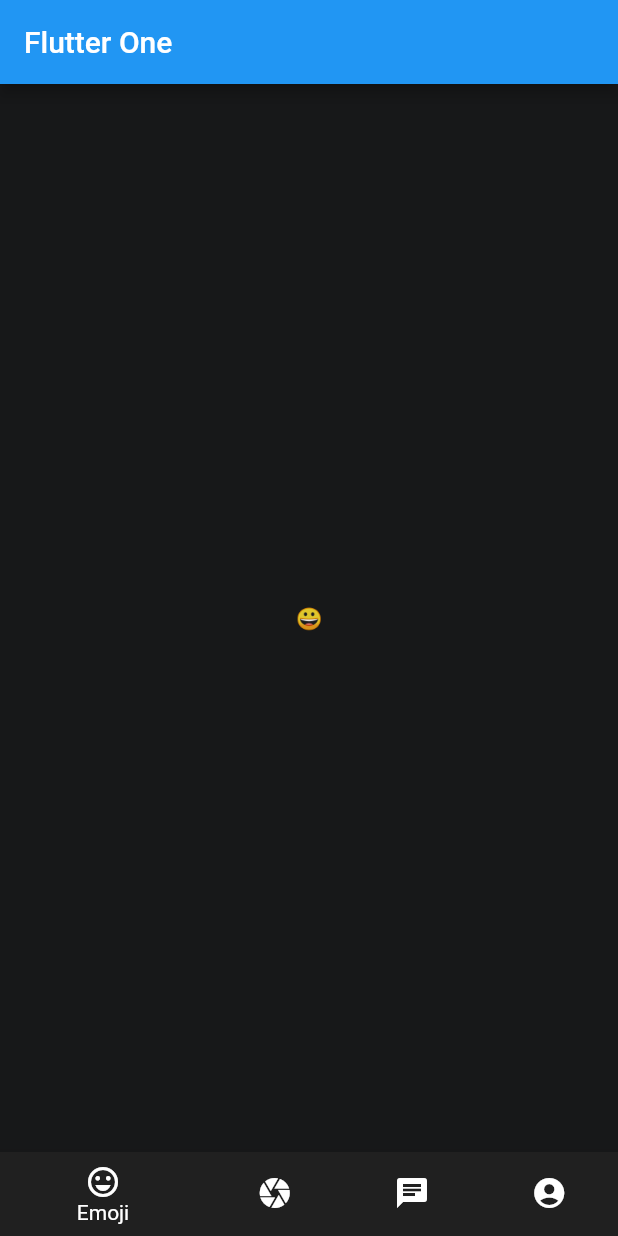
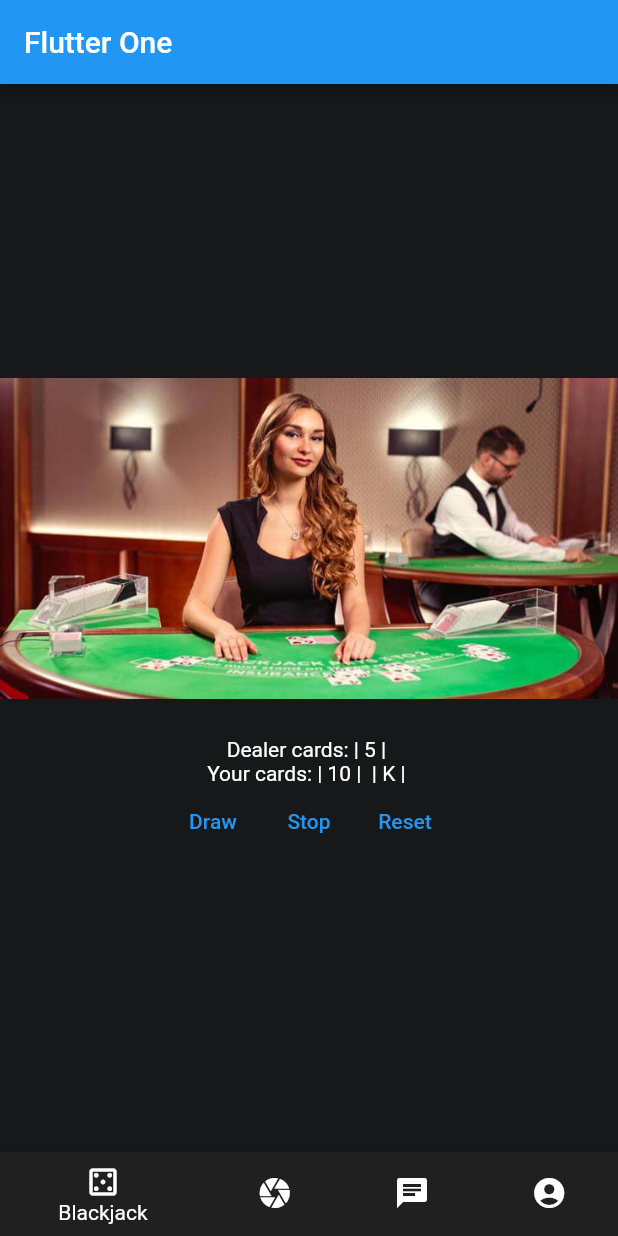
Before and after one commit to paul-dec/FlutterOne, a Flutter app: the screen it shows after launch, on a phone screen of 412 x 824 dp. Run offline on Flutter 3.47's test engine with Material 2 defaults, Android fonts, the phone set to English and light mode, and no system bars; our stand-ins replace audioplayers.

Commit message:
add blackjack game

```diff
--- a/lib/pages/home_page.dart
+++ b/lib/pages/home_page.dart
@@ -1,5 +1,5 @@
 import 'package:flutter/material.dart';
-import 'package:flutter_one/widgets/emoji_dict.dart';
+import 'package:flutter_one/widgets/blackjack.dart';
 import 'package:flutter_one/widgets/louis.widget.dart';
 import 'package:flutter_one/widgets/marius.dart';
 import 'package:flutter_one/widgets/tao.dart';
@@ -15,7 +15,7 @@ class _MyHomePageState extends State<MyHomePage> {
   int _selectedIndex = 0;
 
   static const List<Widget> _pages = <Widget>[
-    MyEmojiDictionary(),
+    MyBlackjack(),
     LouisWidget(),
     MariusWidget(),
     TaoWidget(),
@@ -39,8 +39,8 @@ class _MyHomePageState extends State<MyHomePage> {
       bottomNavigationBar: BottomNavigationBar(
         items: const <BottomNavigationBarItem>[
           BottomNavigationBarItem(
-            icon: Icon(Icons.emoji_emotions_outlined),
-            label: 'Emoji',
+            icon: Icon(Icons.casino_outlined),
+            label: 'Blackjack',
           ),
           BottomNavigationBarItem(
             icon: Icon(Icons.camera),
--- /dev/null
+++ b/lib/widgets/blackjack.dart
@@ -0,0 +1,141 @@
+import 'package:flutter/cupertino.dart';
+import 'package:flutter/material.dart';
+import 'dart:math';
+import 'package:audioplayers/audioplayers.dart';
+
+class MyBlackjack extends StatefulWidget {
+  const MyBlackjack({Key? key}) : super(key: key);
+
+  @override
+  _MyBlackjackState createState() => _MyBlackjackState();
+}
+
+class _MyBlackjackState extends State<MyBlackjack> {
+
+  List<String> cards = ["1", "2", "3", "4", "5", "6", "7", "8", "9", "10", "V", "Q", "K"];
+  List<int> cardsValue = [1, 2, 3, 4, 5, 6, 7, 8, 9, 10, 10, 10, 10];
+
+  String iaCards = "";
+  String myCards = "";
+  String result = "";
+
+  int iaScore = 0;
+  int myScore = 0;
+
+  var rng = Random();
+  static AudioCache player = AudioCache();
+  static const alarmAudioPath = "card_slide.mp3";
+
+  void _initGame() {
+    _drawCard(false);
+    int randomValue = rng.nextInt(13);
+
+    iaScore += cardsValue[randomValue];
+    setState(() {
+      iaCards += " | " + cards[randomValue] + " | ";
+    });
+    _drawCard(false);
+    if ((myCards.contains("K") || myCards.contains("Q") || myCards.contains("V")) && myCards.contains("| 1 |")) {
+      result = "You got a blackjack";
+    }
+  }
+
+  void _drawCard(bool playSound) {
+    if (result != "") {
+      return;
+    }
+
+    if (playSound == true) {
+      player.play(alarmAudioPath);
+    }
+    int randomValue = rng.nextInt(13);
+
+    myScore += cardsValue[randomValue];
+    setState(() {
+      myCards += " | " + cards[randomValue] + " | ";
+    });
+
+    if (myScore > 21) {
+      result = "You lose";
+    }
+  }
+
+  void _stopDraw() {
+    if (result != "") {
+      return;
+    }
+    player.play(alarmAudioPath);
+    while(iaScore < 17 && result == "") {
+      int randomValue = rng.nextInt(13);
+
+      iaScore += cardsValue[randomValue];
+      setState(() {
+        iaCards += " | " + cards[randomValue] + " | ";
+      });
+
+      if (iaScore > 21) {
+        result = "You win";
+        return;
+      }
+    }
+    if (iaScore > myScore) {
+      result = "You lose";
+    }
+    if (iaScore == myScore) {
+      result = "Draw";
+    }
+    if (iaScore < myScore) {
+      result = "You win";
+    }
+  }
+
+  void _resetGame() {
+    myScore = 0;
+    iaScore = 0;
+    setState(() {
+      myCards = "";
+      iaCards = "";
+      result = "";
+    });
+    _initGame();
+  }
+
+  @override
+  void initState() {
+    super.initState();
+    _initGame();
+  }
+
+  @override
+  Widget build(BuildContext context) {
+    return Center(
+      child: Column(
+        mainAxisAlignment: MainAxisAlignment.center,
+        children: [
+          const Image(image: AssetImage("assets/blackjack_girl.jpeg")),
+          const SizedBox(height: 10),
+          Text(result, style: const TextStyle(color: Colors.white),),
+          Text("Dealer cards:" + iaCards, style: const TextStyle(color: Colors.white),),
+          Text("Your cards:" + myCards, style: const TextStyle(color: Colors.white),),
+          Row(
+            mainAxisAlignment: MainAxisAlignment.center,
+            children: [
+              TextButton(
+                onPressed: () => {_drawCard(true)},
+                child: const Text("Draw"),
+              ),
+              TextButton(
+                onPressed: _stopDraw,
+                child: const Text("Stop"),
+              ),
+              TextButton(
+                onPressed: _resetGame,
+                child: const Text("Reset"),
+              ),
+            ],
+          )
+        ],
+      ),
+    );
+  }
+}
--- a/lib/widgets/emoji_dict.dart
+++ /dev/null
@@ -1,19 +0,0 @@
-import 'package:flutter/cupertino.dart';
-import 'package:flutter/material.dart';
-
-class MyEmojiDictionary extends StatefulWidget {
-  const MyEmojiDictionary({Key? key}) : super(key: key);
-
-  @override
-  _MyEmojiDictionaryState createState() => _MyEmojiDictionaryState();
-}
-
-class _MyEmojiDictionaryState extends State<MyEmojiDictionary> {
-
-  @override
-  Widget build(BuildContext context) {
-    return const Center(
-      child: Text("😀"),
-    );
-  }
-}
```
Also changed, not shown: pubspec.yaml (+4 -3 lines), assets/blackjack_girl.jpeg (added), pubspec.lock, 7 other files.
